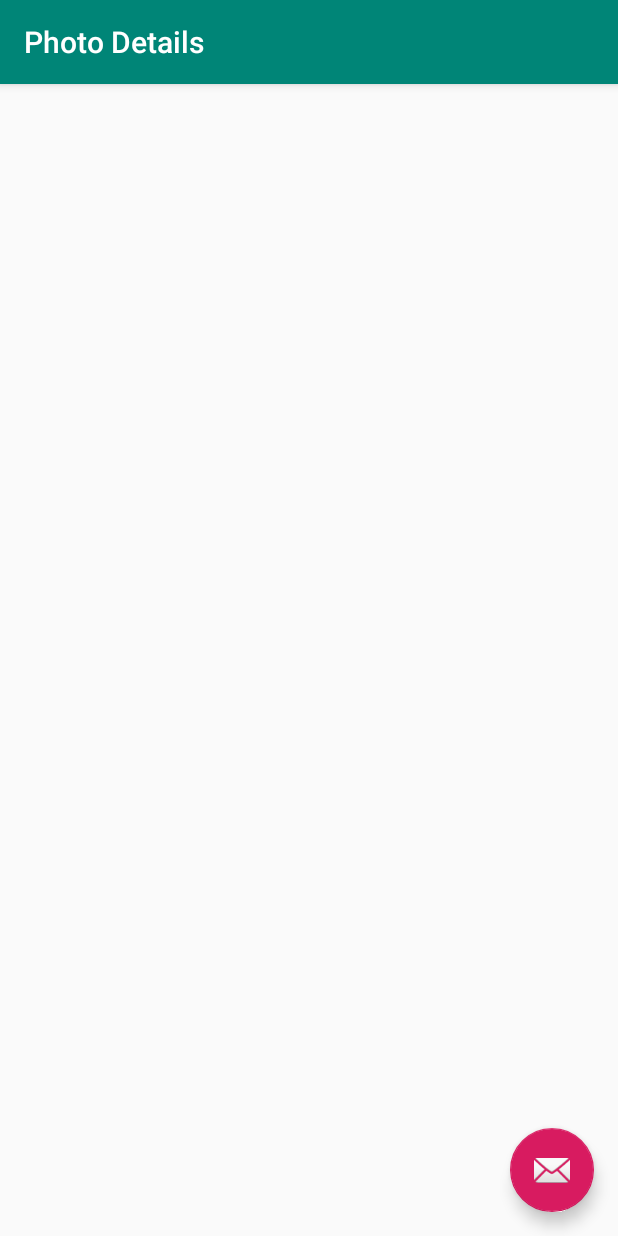
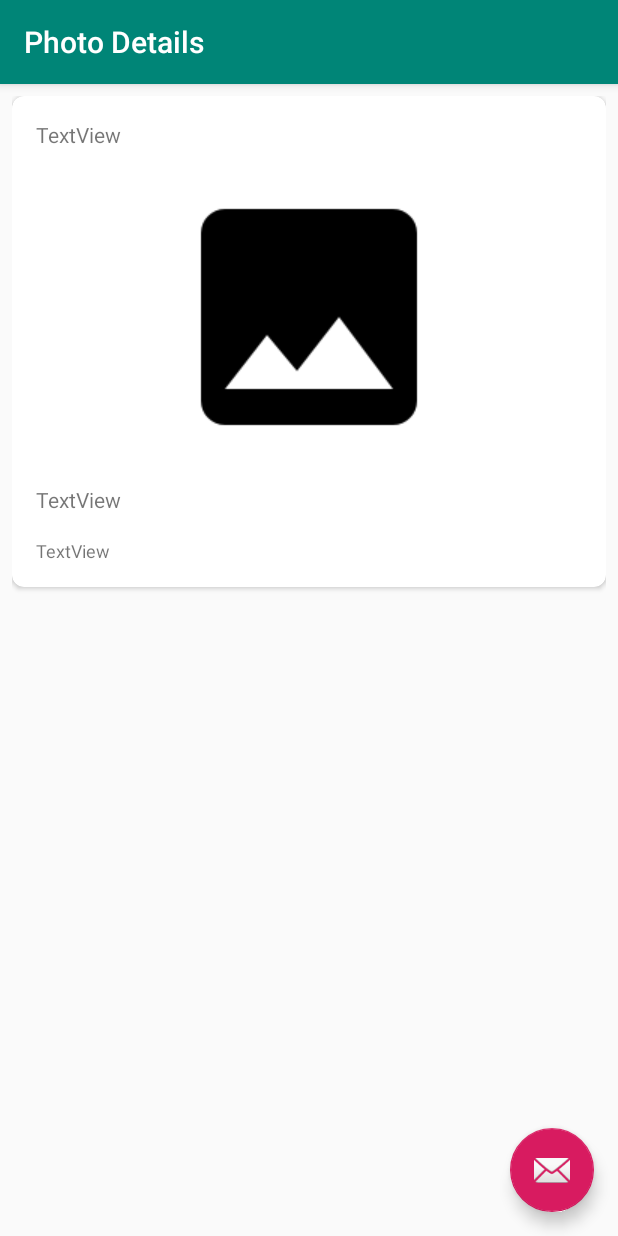
Before and after one commit to thanaoat/FlickrBrowser, an Android app: the PhotoDetailsActivity screen opened directly, with no data from a screen before it, on a phone screen of 412 x 824 dp. Run offline under Robolectric (Android 15) with nearby library versions, the phone set to English and light mode, and no system bars.

Commit message:
Change content_photo_details.xml, Create FlickrRecyclerViewAdapter.

```diff
--- a/app/src/main/res/layout/content_photo_details.xml
+++ b/app/src/main/res/layout/content_photo_details.xml
@@ -4,6 +4,52 @@
     xmlns:tools="http://schemas.android.com/tools"
     android:layout_width="match_parent"
     android:layout_height="match_parent"
+    android:padding="8dp"
+    android:paddingBottom="16dp"
     app:layout_behavior="@string/appbar_scrolling_view_behavior"
     tools:context=".PhotoDetailsActivity"
-    tools:showIn="@layout/activity_photo_details" />
+    tools:showIn="@layout/activity_photo_details">
+
+    <androidx.cardview.widget.CardView
+        android:layout_width="match_parent"
+        android:layout_height="wrap_content"
+        app:cardCornerRadius="8dp"
+        app:contentPadding="8dp">
+
+        <LinearLayout
+            android:layout_width="match_parent"
+            android:layout_height="wrap_content"
+            android:orientation="vertical">
+
+            <TextView
+                android:id="@+id/photo_author"
+                android:layout_width="match_parent"
+                android:layout_height="wrap_content"
+                android:layout_margin="8dp"
+                android:text="TextView" />
+
+            <ImageView
+                android:id="@+id/photo_image"
+                android:layout_width="match_parent"
+                android:layout_height="wrap_content"
+                android:layout_margin="8dp"
+                android:scaleType="fitCenter"
+                app:srcCompat="@drawable/placeholder" />
+
+            <TextView
+                android:id="@+id/photo_title"
+                android:layout_width="match_parent"
+                android:layout_height="wrap_content"
+                android:layout_margin="8dp"
+                android:text="TextView" />
+
+            <TextView
+                android:id="@+id/photo_tags"
+                android:layout_width="match_parent"
+                android:layout_height="wrap_content"
+                android:layout_margin="8dp"
+                android:text="TextView"
+                android:textSize="12sp" />
+        </LinearLayout>
+    </androidx.cardview.widget.CardView>
+</ScrollView>
```
Also changed, not shown: app/src/main/java/academy/learnprogramming/flickrbrowser/FlickrRecyclerViewAdapter.kt (added, +42 -0 lines).
